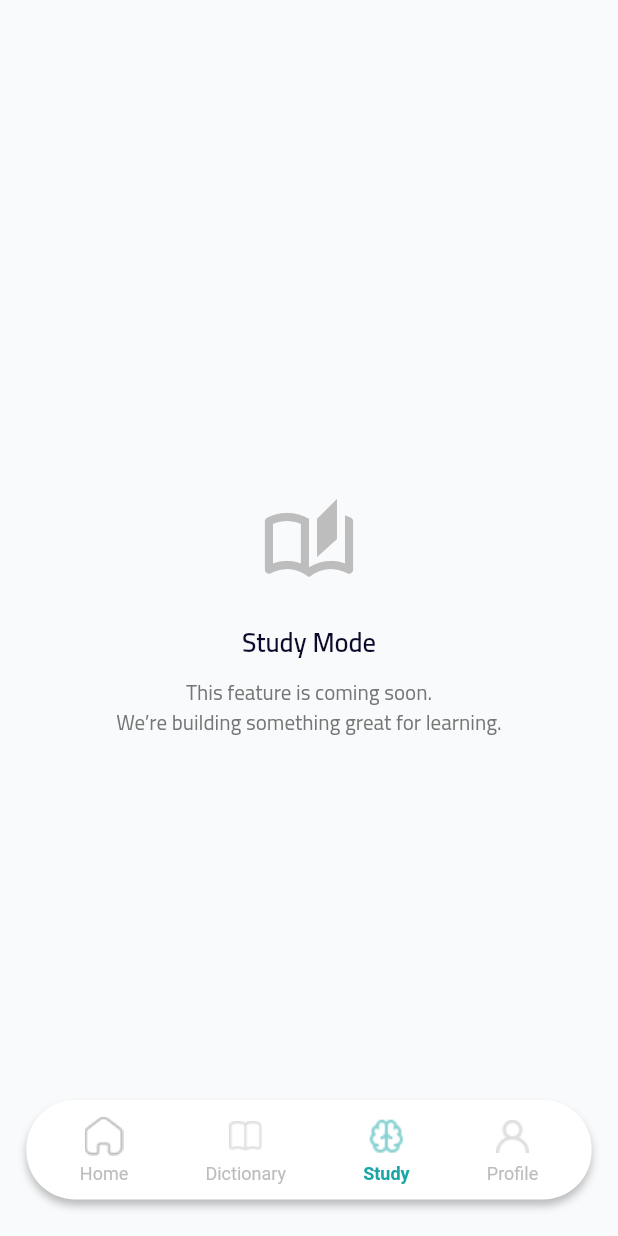
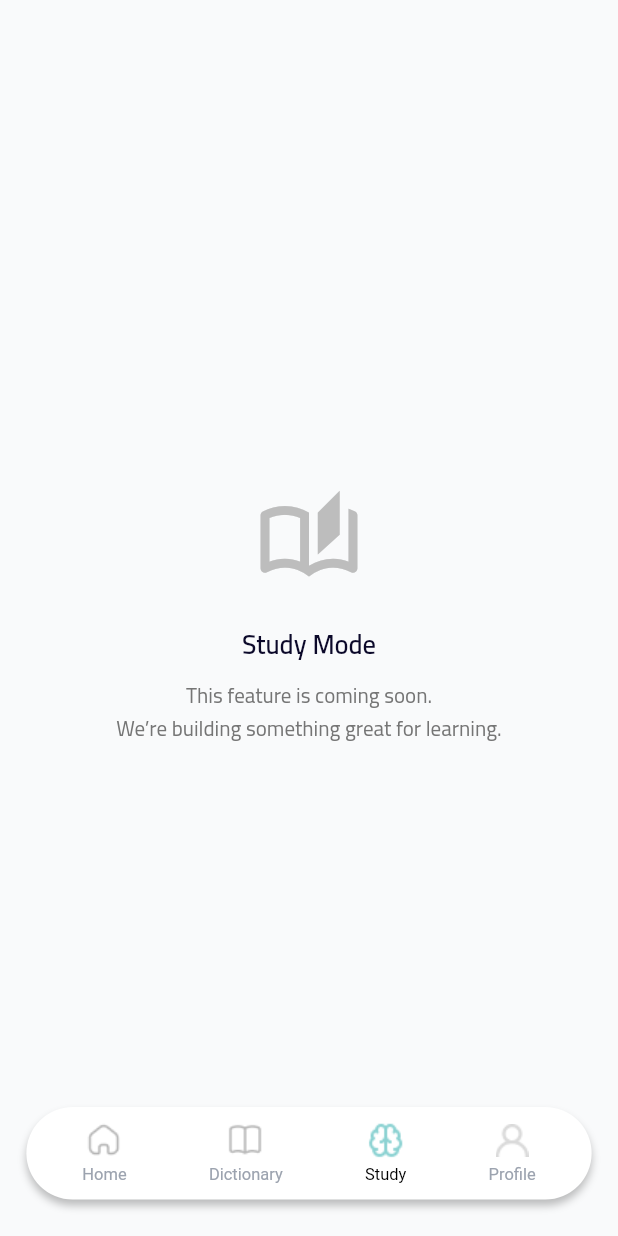
Before and after one commit to YousefSharawy/MedLex, a Flutter app: the StudyView screen opened by its route, on a phone screen of 412 x 824 dp. Run offline on Flutter 3.47's test engine with Material 3 defaults, Android fonts, the phone set to English and light mode, and no system bars; our stand-ins replace azlistview, bloc, cached_network_image, cherry_toast, dartz, easy_localization and 13 more; accounts and stored records are empty.

Commit message:
Optimize Responsiveness

```diff
--- a/lib/presentation/base/components.dart
+++ b/lib/presentation/base/components.dart
@@ -1,11 +1,12 @@
 import 'package:flutter/material.dart';
 import 'package:flutter_bloc/flutter_bloc.dart';
 import 'package:go_router/go_router.dart';
+import 'package:transly/presentation/resources/font_manager.dart';
+import 'package:transly/presentation/resources/style_manager.dart';
 import 'package:transly/presentation/search/view_model/cubit/navigation_cubit.dart';
 import 'package:transly/presentation/resources/assets_manager.dart';
 import 'package:transly/presentation/resources/color_manager.dart';
 import 'package:transly/presentation/resources/values_manager.dart';
-
 
 class PrimaryScaffold extends StatefulWidget {
   const PrimaryScaffold({
@@ -20,7 +21,7 @@ class PrimaryScaffold extends StatefulWidget {
   final AppBar? appBar;
   final bool showBannerAd;
   final Drawer? drawer;
-  final Color ? backgroundColor;
+  final Color? backgroundColor;
   @override
   State<PrimaryScaffold> createState() => _PrimaryScaffoldState();
 }
@@ -105,7 +106,7 @@ class _PrimaryScaffoldState extends State<PrimaryScaffold> {
     return Scaffold(
       appBar: widget.appBar,
       drawer: widget.drawer,
-      backgroundColor: widget.backgroundColor?? ColorManager.background,
+      backgroundColor: widget.backgroundColor ?? ColorManager.background,
       body: widget.body,
       bottomNavigationBar: _buildBottomAdContainer(),
     );
@@ -153,10 +154,8 @@ class _PrimaryScaffoldState extends State<PrimaryScaffold> {
 }
 
 class ScaffoldWithNavBar extends StatelessWidget {
-  const ScaffoldWithNavBar({
-    required this.navigationShell,
-    Key? key,
-  }) : super(key: key ?? const ValueKey<String>('ScaffoldWithNavBar'));
+  const ScaffoldWithNavBar({required this.navigationShell, Key? key})
+    : super(key: key ?? const ValueKey<String>('ScaffoldWithNavBar'));
 
   final StatefulNavigationShell navigationShell;
 
@@ -265,26 +264,34 @@ class _NavBarItemState extends State<_NavBarItem>
 
     _scaleAnimation = TweenSequence<double>([
       TweenSequenceItem(
-        tween: Tween<double>(begin: 1.0, end: 1.2)
-            .chain(CurveTween(curve: Curves.easeOut)),
+        tween: Tween<double>(
+          begin: 1.0,
+          end: 1.2,
+        ).chain(CurveTween(curve: Curves.easeOut)),
         weight: 50,
       ),
       TweenSequenceItem(
-        tween: Tween<double>(begin: 1.2, end: 1.0)
-            .chain(CurveTween(curve: Curves.elasticOut)),
+        tween: Tween<double>(
+          begin: 1.2,
+          end: 1.0,
+        ).chain(CurveTween(curve: Curves.elasticOut)),
         weight: 50,
       ),
     ]).animate(_controller);
 
     _bounceAnimation = TweenSequence<double>([
       TweenSequenceItem(
-        tween: Tween<double>(begin: 0.0, end: -8.0)
-            .chain(CurveTween(curve: Curves.easeOut)),
+        tween: Tween<double>(
+          begin: 0.0,
+          end: -8.0,
+        ).chain(CurveTween(curve: Curves.easeOut)),
         weight: 50,
       ),
       TweenSequenceItem(
-        tween: Tween<double>(begin: -8.0, end: 0.0)
-            .chain(CurveTween(curve: Curves.bounceOut)),
+        tween: Tween<double>(
+          begin: -8.0,
+          end: 0.0,
+        ).chain(CurveTween(curve: Curves.bounceOut)),
         weight: 50,
       ),
     ]).animate(_controller);
@@ -293,7 +300,6 @@ class _NavBarItemState extends State<_NavBarItem>
   @override
   void didUpdateWidget(covariant _NavBarItem oldWidget) {
     super.didUpdateWidget(oldWidget);
-    // Trigger animation when this item becomes selected
     if (widget.isSelected && !oldWidget.isSelected) {
       _controller.forward(from: 0.0);
     }
@@ -324,24 +330,24 @@ class _NavBarItemState extends State<_NavBarItem>
                     duration: const Duration(milliseconds: 200),
                     child: Image.asset(
                       widget.iconPath,
-                      width: 28,
-                      height: 28,
-                      color: widget.isSelected
-                          ? ColorManager.primary
-                          : const Color(0xFFBDBDBD),
+                      width: AppWidth.s24,
+                      height: AppHeight.s24,
+                      color:
+                          widget.isSelected
+                              ? ColorManager.primary
+                              : ColorManager.navbarInactiveItem,
                     ),
                   ),
                 ),
-                const SizedBox(height: 4),
+                SizedBox(height: AppHeight.s4),
                 AnimatedDefaultTextStyle(
                   duration: const Duration(milliseconds: 200),
-                  style: TextStyle(
-                    fontSize: 12,
-                    fontWeight:
-                        widget.isSelected ? FontWeight.w600 : FontWeight.w400,
-                    color: widget.isSelected
-                        ? ColorManager.primary
-                        : const Color(0xFFBDBDBD),
+                  style: getRegularStyle(
+                    fontSize: FontSize.s10,
+                    color:
+                        widget.isSelected
+                            ? ColorManager.black
+                            : ColorManager.navbarInactiveItemTitle,
                   ),
                   child: Text(widget.label),
                 ),
--- a/lib/presentation/home/home_view.dart
+++ b/lib/presentation/home/home_view.dart
@@ -60,7 +60,6 @@ class _HomeViewState extends State<HomeView> with ResettableTabState {
   }
 
   void _onSearchStart() {
-
     scheduleMicrotask(() {
       if (!mounted) return;
       setState(() {
@@ -96,7 +95,7 @@ class _HomeViewState extends State<HomeView> with ResettableTabState {
             ),
             // ---------- Search Bar ----------
             Padding(
-              padding: EdgeInsets.symmetric(horizontal: AppWidth.s14),
+              padding: EdgeInsets.symmetric(horizontal: AppWidth.s16),
               child: PersistentSearchBar(
                 isSearching: _isSearching,
                 onSearchStart: _onSearchStart,
@@ -112,15 +111,9 @@ class _HomeViewState extends State<HomeView> with ResettableTabState {
     );
   }
 
-  // ---------------------------------------------------------------------------
-  // Header: replaces AnimatedCrossFade (which builds both children always)
-  // with two AnimatedOpacity widgets. Only the visible one participates in
-  // layout via AnimatedSize on its container, keeping layout work minimal.
-  // ---------------------------------------------------------------------------
   Widget _buildAnimatedHeader() {
     const duration = Duration(milliseconds: 300);
 
-    // The "home" header (title + subtitle)
     final homeHeader = AnimatedOpacity(
       duration: duration,
       opacity: _isSearching ? 0.0 : 1.0,
@@ -164,8 +157,6 @@ class _HomeViewState extends State<HomeView> with ResettableTabState {
         ],
       ),
     );
-
-    // The "search" header (just the word "Search")
     final searchHeader = AnimatedOpacity(
       duration: duration,
       opacity: _isSearching ? 1.0 : 0.0,
@@ -184,9 +175,6 @@ class _HomeViewState extends State<HomeView> with ResettableTabState {
       ),
     );
 
-    // AnimatedSize smoothly collapses/expands height as we swap headers.
-    // Only one child is visible at a time, so layout cost is halved vs
-    // AnimatedCrossFade which keeps both in the layout tree simultaneously.
     return AnimatedSize(
       duration: duration,
       curve: Curves.easeOut,
@@ -194,13 +182,6 @@ class _HomeViewState extends State<HomeView> with ResettableTabState {
     );
   }
 
-  // ---------------------------------------------------------------------------
-  // Body: instead of AnimatedSwitcher (which disposes the old child and
-  // cold-starts the new one), we keep SearchView alive once it's been opened.
-  // We use AnimatedOpacity to fade and a IgnorePointer to block interaction
-  // on the hidden view. This way SearchView is never rebuilt from scratch after
-  // the first open — critical for eliminating the first-time jank.
-  // ---------------------------------------------------------------------------
   Widget _buildAnimatedBody() {
     const duration = Duration(milliseconds: 300);
 
@@ -215,8 +196,6 @@ class _HomeViewState extends State<HomeView> with ResettableTabState {
             child: _buildHomeContent(),
           ),
         ),
-        // --- Search content (kept alive after first open) ---
-        // RepaintBoundary isolates SearchView's repaints from the home tree.
         if (_searchEverOpened)
           AnimatedOpacity(
             duration: duration,
--- a/lib/presentation/resources/color_manager.dart
+++ b/lib/presentation/resources/color_manager.dart
@@ -15,11 +15,12 @@ class ColorManager {
   static const splashGradiant1 = Color(0xff1FB5AE);
   static const splashGradiant2 = Color(0xff138E88);
   static const Color darkPrimary = Color(0xff0C092A);
+  static const Color navbarInactiveItem = Color(0xffB5B5B5);
+  static const Color navbarInactiveItemTitle = Color(0xff9CA3AF);
 
   static const tealSoft = Color(0XFFB8E3E3);
   static const lightTealSoft = Color(0XFFF0FDFA);
   static const lightGrey = Color(0XFFF3F4F6);
-
   static const grey = Color(0xff464655);
   static const darkGrey = Color(0xff364153);
   static const divider = Color(0xffECEDF3);
--- a/lib/presentation/search/widgets/presistent_search_bar.dart
+++ b/lib/presentation/search/widgets/presistent_search_bar.dart
@@ -172,7 +172,7 @@ class PersistentSearchBarState extends State<PersistentSearchBar>
                                 focusNode: _focusNode,
                                 textInputAction: TextInputAction.search,
                                 onChanged: _onTextChanged,
-                                onSubmitted: _onSubmitted, // Handle Enter key
+                                onSubmitted: _onSubmitted,
                                 decoration: InputDecoration(
                                   filled: false,
                                   isDense: true,
--- a/lib/presentation/search/widgets/recently_searched_item.dart
+++ b/lib/presentation/search/widgets/recently_searched_item.dart
@@ -18,7 +18,6 @@ class RecentlySearchedItem extends StatelessWidget {
   Widget build(BuildContext context) {
     return GestureDetector(
       onTap: () {
-        print('🔘 RecentlySearchedItem tapped: "$label"');
         onTap();
       },
       child: Container(
--- a/lib/presentation/search/widgets/resettable_tab.dart
+++ b/lib/presentation/search/widgets/resettable_tab.dart
@@ -16,7 +16,6 @@ mixin ResettableTabState<T extends StatefulWidget> on State<T> {
           loaded: (prevCurrent, prevPrevious) {
             return current.maybeWhen(
               loaded: (currCurrent, currPrevious) {
-                // Reset when we were on this tab and now we're not
                 return prevCurrent == tabIndex && currCurrent != tabIndex;
               },
               orElse: () => false,
--- a/lib/presentation/splash/view/splash_view.dart
+++ b/lib/presentation/splash/view/splash_view.dart
@@ -1,6 +1,7 @@
 import 'dart:math';
 import 'package:flutter/material.dart';
 import 'package:flutter_bloc/flutter_bloc.dart';
+import 'package:flutter_screenutil/flutter_screenutil.dart';
 import 'package:go_router/go_router.dart';
 import 'package:transly/app/local_storage.dart';
 import 'package:transly/presentation/base/primary_widgets.dart';
@@ -115,8 +116,8 @@ class _SplashViewState extends State<SplashView>
 
   @override
   Widget build(BuildContext context) {
-    const double moveUpDistance = 50.0;
-    const double slideDistance = 60.0;
+     double moveUpDistance = 50.sp;
+     double slideDistance = 60.0.sp;
 
     return Scaffold(
       body: AnimatedBuilder(
--- a/lib/presentation/splash/viewModel/splash_cubit.dart
+++ b/lib/presentation/splash/viewModel/splash_cubit.dart
@@ -14,14 +14,11 @@ class SplashCubit extends Cubit<SplashState> {
   void start() async {
     await Future.delayed(Duration(seconds: ConstantsManager.splashTimer));
 
-    // Check if onboarding has been completed
     final hasCompletedOnboarding = LocalAppStorage.isOnboardingCompleted();
 
     if (hasCompletedOnboarding) {
-      // Go directly to home if onboarding is completed
       emit(SplashState.success(route: Routes.home));
     } else {
-      // Show onboarding for first-time users
       emit(SplashState.success(route: Routes.onboarding1));
     }
 
--- a/lib/presentation/study/study_view.dart
+++ b/lib/presentation/study/study_view.dart
@@ -1,5 +1,7 @@
 import 'package:flutter/material.dart';
+import 'package:flutter_screenutil/flutter_screenutil.dart';
 import 'package:transly/presentation/base/components.dart';
+import 'package:transly/presentation/resources/values_manager.dart';
 
 class StudyView extends StatelessWidget {
   const StudyView({super.key});
@@ -9,29 +11,29 @@ class StudyView extends StatelessWidget {
     return PrimaryScaffold(
       body: Center(
         child: Padding(
-          padding: const EdgeInsets.symmetric(horizontal: 24),
+          padding: EdgeInsets.symmetric(horizontal: AppWidth.s24),
           child: Column(
             mainAxisSize: MainAxisSize.min,
             children: [
               Icon(
                 Icons.auto_stories_outlined,
-                size: 64,
+                size: 64.sp,
                 color: Colors.grey.shade400,
               ),
-              const SizedBox(height: 16),
+              SizedBox(height: AppHeight.s16),
               Text(
                 'Study Mode',
                 style: Theme.of(
                   context,
                 ).textTheme.titleLarge?.copyWith(fontWeight: FontWeight.w600),
               ),
-              const SizedBox(height: 8),
+              SizedBox(height: AppHeight.s8),
               Text(
                 'This feature is coming soon.\nWe’re building something great for learning.',
                 textAlign: TextAlign.center,
                 style: Theme.of(context).textTheme.bodyMedium?.copyWith(
                   color: Colors.grey.shade600,
-                  height: 1.4,
+                  height: 1.4.sp,
                 ),
               ),
             ],
--- a/lib/presentation/termDetails/widgets/zoom_hint_text.dart
+++ b/lib/presentation/termDetails/widgets/zoom_hint_text.dart
@@ -3,9 +3,7 @@ import 'package:transly/presentation/resources/color_manager.dart';
 import 'package:transly/presentation/resources/font_manager.dart';
 import 'package:transly/presentation/resources/style_manager.dart';
 
-/// Centered hint below the image card.
-/// Shows a static "pinch to zoom" label at 1×, and switches to a live
-/// scale readout once the user has zoomed in.
+
 class ZoomHintText extends StatelessWidget {
   const ZoomHintText({super.key, required this.currentScale});
 
```
Also changed, not shown: lib/app/ui_utiles.dart (+47 -3 lines), lib/presentation/home/widgets/daily_term_card.dart (+2 -16 lines), lib/presentation/home/widgets/recently_view_item.dart (+5 -19 lines), lib/presentation/termDetails/term_details_view.dart (+12 -7 lines), lib/presentation/termDetails/widgets/zoom_image_card.dart (+0 -21 lines), assets/icons/dictionaryicon.png, assets/icons/homeicon.png, assets/icons/person.png, 1 other file.
